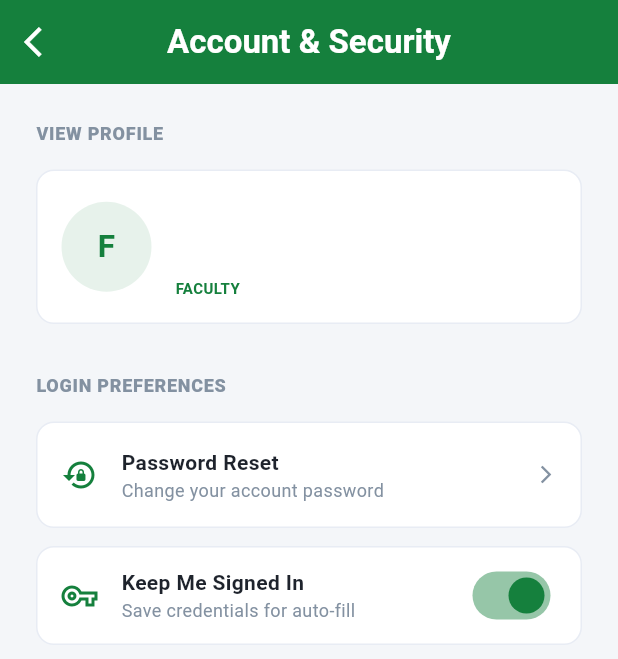
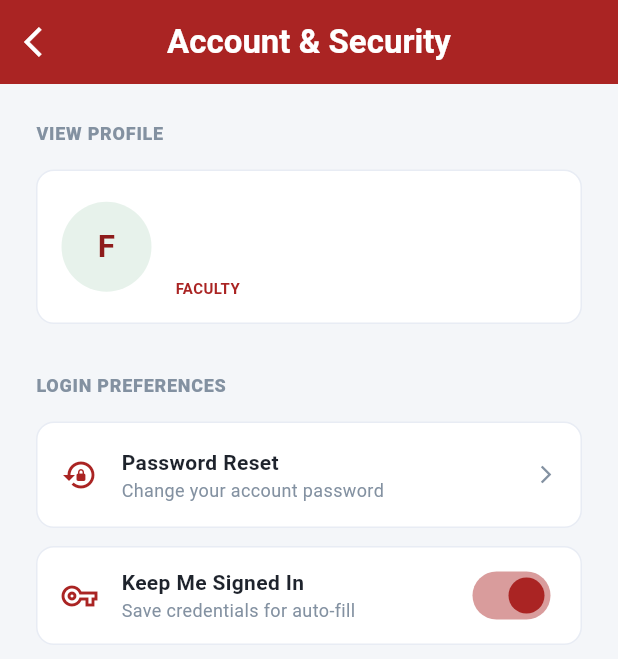
Before and after one commit to hxrthe/ATLAS-Mobile, a Flutter app: the FacultyDashboardScreen screen opened directly, item 4 of the bottom bar chosen, after a tap on "Account & Security", on a phone screen of 412 x 824 dp. Shown: the top 659 px of the screen. Run offline on Flutter 3.47's test engine with Material 3 defaults, Android fonts, the phone set to English and light mode, and no system bars; our stand-ins replace camera, dio, equatable, file_picker, flutter_bloc, flutter_secure_storage and 5 more; missing offline and left inert: google_mlkit_barcode_scanning; accounts and stored records are empty; network calls fail.

Commit message:
Restore the ATLAS logo red across the mobile theme, screens, and launcher icons.

```diff
--- a/lib/core/theme/app_theme.dart
+++ b/lib/core/theme/app_theme.dart
@@ -39,7 +39,7 @@ class AtlasColors {
     required this.divider,
   });
 
-  // Brand greens match ATLAS web: #14532D / #15803D / #16A34A
+  // Brand reds match ATLAS web and the logo: #6E1212 / #8E1C1B / #AA2423
   static const light = AtlasColors(
     scaffold: Color(0xFFF4F6F9),
     card: Color(0xFFFFFFFF),
@@ -47,7 +47,7 @@ class AtlasColors {
     textPrimary: Color(0xFF1E232C),
     textSecondary: Color(0xFF8391A1),
     border: Color(0xFFE8ECF4),
-    primary: Color(0xFF15803D),
+    primary: Color(0xFFAA2423),
     onPrimary: Color(0xFFFFFFFF),
     correct: Color(0xFF16A34A),
     incorrect: Color(0xFFC62828),
@@ -59,15 +59,15 @@ class AtlasColors {
     divider: Color(0xFFE8ECF4),
   );
 
-  /// Dark UI aligned with web dark green shell (#0A0A0B / #052E16 accents).
+  /// Dark UI aligned with the web shell (#0A0A0B / #3F0A0A accents).
   static const dark = AtlasColors(
     scaffold: Color(0xFF0A0A0B),
     card: Color(0xFF151517),
-    cardMuted: Color(0xFF1F2923),
+    cardMuted: Color(0xFF291F1F),
     textPrimary: Color(0xFFF5F5F5),
     textSecondary: Color(0xB3F5F5F5),
     border: Color(0xFF343438),
-    primary: Color(0xFF16A34A),
+    primary: Color(0xFFAA2423),
     onPrimary: Color(0xFFFFFFFF),
     correct: Color(0xFF86EFAC),
     incorrect: Color(0xFFEF9A9A),
@@ -91,7 +91,7 @@ extension AtlasThemeX on BuildContext {
 }
 
 class AppTheme {
-  static const _seed = Color(0xFF15803D);
+  static const _seed = Color(0xFFAA2423);
 
   static ThemeData light() {
     final scheme = ColorScheme.fromSeed(
--- a/lib/core/widgets/atlas_branded_backdrop.dart
+++ b/lib/core/widgets/atlas_branded_backdrop.dart
@@ -2,7 +2,7 @@ import 'package:flutter/material.dart';
 
 import '../theme/app_theme.dart';
 
-/// Login-style green grid + radial wash that softens toward the bottom.
+/// Login-style red grid + radial wash that softens toward the bottom.
 ///
 /// Strong at the top (same language as the splash), fades through the middle,
 /// and leaves only a light hint near the bottom.
@@ -26,7 +26,7 @@ class AtlasBrandedBackdrop extends StatelessWidget {
   Widget build(BuildContext context) {
     final isDark = context.isDarkTheme;
     // True near-black in dark mode; soft off-white in light (login scaffold).
-    final base = isDark ? const Color(0xFF0A0A0B) : const Color(0xFFF7FAF8);
+    final base = isDark ? const Color(0xFF0A0A0B) : const Color(0xFFFBF7F7);
 
     return Stack(
       fit: StackFit.expand,
@@ -75,7 +75,7 @@ class AtlasBrandedBackdrop extends StatelessWidget {
   }
 }
 
-/// Soft grid + radial green glow matching the login auth shell.
+/// Soft grid + radial red glow matching the login auth shell.
 class AtlasBrandedGridPainter extends CustomPainter {
   AtlasBrandedGridPainter({required this.isDark});
 
@@ -94,14 +94,14 @@ class AtlasBrandedGridPainter extends CustomPainter {
         radius: isDark ? 1.15 : 1.2,
         colors: isDark
             ? const [
-                Color(0xFF14532D),
+                Color(0xFF6E1212),
                 Color(0xFF0A0A0B),
                 Color(0xFF050506),
               ]
             : const [
-                Color(0xFFDCFCE7),
-                Color(0xFFF0FDF4),
-                Color(0xFFF7FAF8),
+                Color(0xFFF8D4D3),
+                Color(0xFFFFF5F5),
+                Color(0xFFFBF7F7),
               ],
         stops: const [0.0, 0.45, 1.0],
       ).createShader(Offset.zero & size);
@@ -109,7 +109,7 @@ class AtlasBrandedGridPainter extends CustomPainter {
 
     // Grid: stronger at top, nearly gone at bottom (hint remains).
     final lineColor =
-        isDark ? Colors.white : const Color(0xFF15803D);
+        isDark ? Colors.white : const Color(0xFF8E1C1B);
     final topAlpha = isDark ? 0.07 : 0.08;
     const step = 36.0;
 
@@ -139,13 +139,13 @@ class AtlasBrandedGridPainter extends CustomPainter {
       canvas.drawLine(Offset(0, y), Offset(size.width, y), paint);
     }
 
-    // Soft green vignette (login shell).
+    // Soft red vignette (login shell).
     final glow = Paint()
       ..shader = RadialGradient(
         center: Alignment(0.7, isDark ? -0.6 : -0.55),
         radius: 1.05,
         colors: [
-          const Color(0xFF16A34A).withValues(alpha: isDark ? 0.16 : 0.12),
+          const Color(0xFFAA2423).withValues(alpha: isDark ? 0.16 : 0.12),
           Colors.transparent,
         ],
       ).createShader(Offset.zero & size);
--- a/lib/core/widgets/atlas_loading_view.dart
+++ b/lib/core/widgets/atlas_loading_view.dart
@@ -127,7 +127,7 @@ class _AtlasLoadingViewState extends State<AtlasLoadingView>
                 width: 48,
                 height: 12,
                 decoration: BoxDecoration(
-                  color: const Color(0xFF15803D).withValues(alpha: 0.22),
+                  color: const Color(0xFF8E1C1B).withValues(alpha: 0.22),
                   borderRadius: BorderRadius.circular(99),
                 ),
               ),
@@ -221,14 +221,14 @@ class _AtlasLoadingViewState extends State<AtlasLoadingView>
         gradient: LinearGradient(
           colors: dark
               ? const [
-                  Color(0xFF14532D),
+                  Color(0xFF6E1212),
                   Color(0xFF0A0A0B),
                   Color(0xFF050506),
                 ]
               : const [
-                  Color(0xFFBBF7D0),
-                  Color(0xFFDCFCE7),
-                  Color(0xFFF0FDF4),
+                  Color(0xFFF3B4B3),
+                  Color(0xFFF8D4D3),
+                  Color(0xFFFFF5F5),
                 ],
           begin: Alignment.topLeft,
           end: Alignment.bottomRight,
@@ -337,12 +337,12 @@ class _AtlasLoadingViewState extends State<AtlasLoadingView>
         gradient: LinearGradient(
           colors: dark
               ? const [
-                  Color(0xFF14532D),
+                  Color(0xFF6E1212),
                   Color(0xFF0A0A0B),
                 ]
               : const [
-                  Color(0xFFBBF7D0),
-                  Color(0xFFF0FDF4),
+                  Color(0xFFF3B4B3),
+                  Color(0xFFFFF5F5),
                 ],
           begin: Alignment.topLeft,
           end: Alignment.bottomRight,
--- a/lib/core/widgets/user_avatar.dart
+++ b/lib/core/widgets/user_avatar.dart
@@ -15,7 +15,7 @@ class UserAvatar extends StatefulWidget {
     required this.name,
     this.radius = 24,
     this.backgroundColor = const Color(0x1A15803D),
-    this.foregroundColor = const Color(0xFF15803D),
+    this.foregroundColor = const Color(0xFF8E1C1B),
   });
 
   @override
--- a/lib/features/auth/forgot_password_screen.dart
+++ b/lib/features/auth/forgot_password_screen.dart
@@ -34,7 +34,7 @@ class _ForgotPasswordScreenState extends State<ForgotPasswordScreen> {
   int _resendCooldown = 30;
   Timer? _cooldownTimer;
 
-  static const _leaf = Color(0xFF15803D);
+  static const _leaf = Color(0xFFAA2423);
   static const _darkBg = Color(0xFF0A0A0B);
 
   @override
@@ -96,7 +96,7 @@ class _ForgotPasswordScreenState extends State<ForgotPasswordScreen> {
     final isDark = context.isDarkTheme;
     final colors = context.atlas;
     final bg = isDark ? _darkBg : Colors.white;
-    final accent = isDark ? const Color(0xFF16A34A) : _leaf;
+    final accent = isDark ? const Color(0xFFAA2423) : _leaf;
 
     return Scaffold(
       backgroundColor: bg,
--- a/lib/features/quick_exam/quick_sheet.dart
+++ b/lib/features/quick_exam/quick_sheet.dart
@@ -346,7 +346,7 @@ class QuickSheet {
         align: 'center', color: const PdfColor(0.55, 0.55, 0.55));
   }
 
-  static const PdfColor _brandGreen = PdfColor(0.082, 0.502, 0.239); // #15803D
+  static const PdfColor _brandGreen = PdfColor(0.082, 0.502, 0.239); // #8E1C1B
   static const PdfColor _darkHdr = PdfColor(0.133, 0.133, 0.133);
   static const PdfColor _border = PdfColor(0.35, 0.35, 0.35);
   static const PdfColor _shade = PdfColor(0.933, 0.933, 0.933);
--- a/lib/features/scanner/scanner_widgets.dart
+++ b/lib/features/scanner/scanner_widgets.dart
@@ -8,8 +8,8 @@ import '../grading/models.dart';
 import 'omr_constants.dart';
 import 'omr_models.dart';
 
-const Color primaryGreen = Color(0xFF15803D);
-/// Brand primary — kept as alias so existing call sites stay green.
+const Color primaryGreen = Color(0xFFAA2423);
+/// Brand primary. The name is historical; the color is the ATLAS logo red.
 const Color primaryRed = primaryGreen;
 const Color dangerRed = Color(0xFFB91C1C);
 const Color darkText = Color(0xFF1E232C);
--- a/lib/utils/atlas_alerts.dart
+++ b/lib/utils/atlas_alerts.dart
@@ -2,8 +2,8 @@ import 'package:flutter/material.dart';
 import '../core/theme/app_theme.dart';
 
 class AtlasAlerts {
-  // Brand + semantic colors (match web greens)
-  static const Color brandPrimary = Color(0xFF15803D);
+  // Brand red plus semantic success green (match web).
+  static const Color brandPrimary = Color(0xFF8E1C1B);
   static const Color successGreen = Color(0xFF16A34A);
   static const Color dangerRed = Color(0xFFB91C1C);
 
```
Also changed, not shown: lib/core/widgets/atlas_logo_motion.dart (+6 -6 lines), lib/features/auth/login_screen.dart (+12 -12 lines), lib/features/faculty_dashboard/course_detail_screen.dart (+6 -6 lines), lib/features/faculty_dashboard/faculty_dashboard_screen.dart (+17 -17 lines), assets/images/ATLAS_Mobile_Logo.png, assets/images/atlas_loading.webp, assets/images/atlas_logo_mark.svg, assets/images/atlas_mobile_logo.svg, 7 other files.
